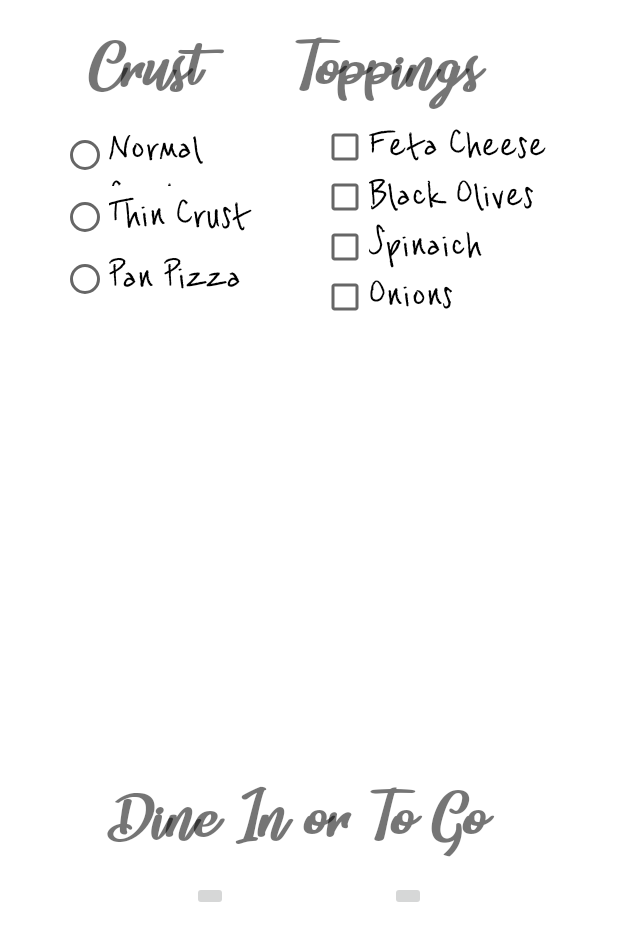
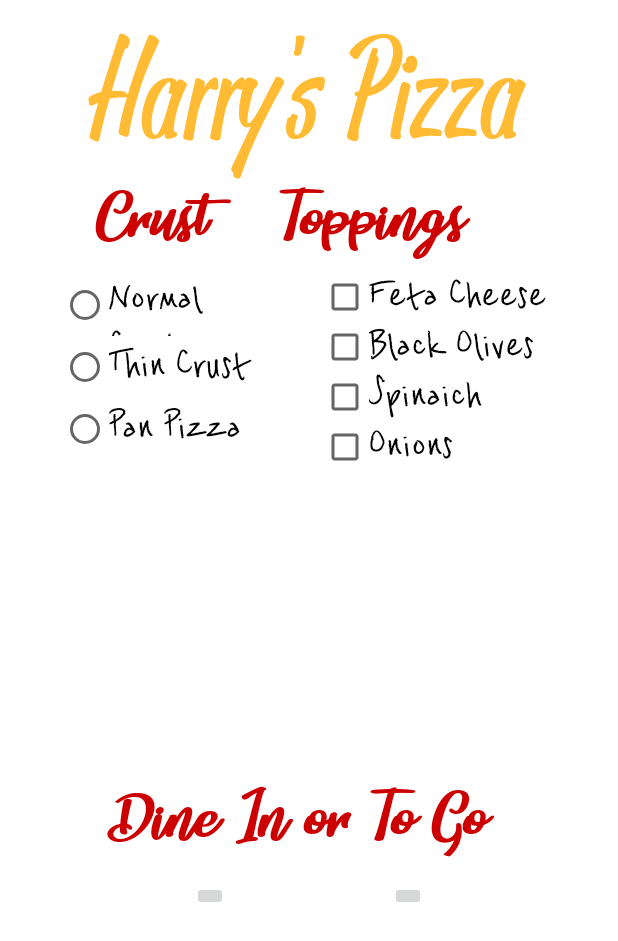
Before and after one commit to hkhaisty/Android_Studio, an Android app: the screen it shows after launch (MainActivity), on a phone screen of 412 x 824 dp. Shown: the top 941 px of the screen. Run offline under Robolectric (Android 15) with nearby library versions, the phone set to English and light mode, and no system bars.

Commit message:
changes theme

```diff
--- a/Lab 02/app/src/main/res/layout/activity_main.xml
+++ b/Lab 02/app/src/main/res/layout/activity_main.xml
@@ -53,14 +53,15 @@
         android:layout_height="65dp"
         android:layout_marginStart="16dp"
         android:layout_marginLeft="16dp"
-        android:layout_marginTop="16dp"
+        android:layout_marginTop="116dp"
         android:layout_marginEnd="8dp"
         android:layout_marginRight="8dp"
         android:text="Crust"
+        android:textColor="@android:color/holo_red_dark"
         android:textSize="40dp"
         app:fontFamily="@font/childrensparty"
         app:layout_constraintEnd_toEndOf="parent"
-        app:layout_constraintHorizontal_bias="0.152"
+        app:layout_constraintHorizontal_bias="0.17"
         app:layout_constraintStart_toStartOf="parent"
         app:layout_constraintTop_toTopOf="parent" />
 
@@ -68,14 +69,15 @@
         android:id="@+id/textView3"
         android:layout_width="133dp"
         android:layout_height="65dp"
-        android:layout_marginTop="16dp"
+        android:layout_marginTop="116dp"
         android:layout_marginEnd="16dp"
         android:layout_marginRight="16dp"
         android:text="Toppings"
+        android:textColor="@android:color/holo_red_dark"
         android:textSize="40dp"
         app:fontFamily="@font/childrensparty"
         app:layout_constraintEnd_toEndOf="parent"
-        app:layout_constraintHorizontal_bias="0.225"
+        app:layout_constraintHorizontal_bias="0.106"
         app:layout_constraintStart_toEndOf="@+id/radioGroup"
         app:layout_constraintTop_toTopOf="parent" />
 
@@ -90,6 +92,7 @@
         android:layout_marginRight="8dp"
         android:layout_marginBottom="8dp"
         android:text="Dine In or To Go"
+        android:textColor="@android:color/holo_red_dark"
         android:textSize="40dp"
         app:fontFamily="@font/childrensparty"
         app:layout_constraintBottom_toBottomOf="parent"
@@ -190,5 +193,25 @@
         app:layout_constraintVertical_bias="0.0"
         tools:srcCompat="@tools:sample/avatars" />
 
+    <TextView
+        android:id="@+id/toplogo"
+        android:layout_width="295dp"
+        android:layout_height="123dp"
+        android:layout_marginStart="8dp"
+        android:layout_marginLeft="8dp"
+        android:layout_marginTop="8dp"
+        android:layout_marginEnd="8dp"
+        android:layout_marginRight="8dp"
+        android:layout_marginBottom="20dp"
+        android:fontFamily="@font/panpizza"
+        android:text="Harry's Pizza "
+        android:textColor="@android:color/holo_orange_light"
+        android:textSize="100dp"
+        app:layout_constraintBottom_toBottomOf="@+id/textView3"
+        app:layout_constraintEnd_toEndOf="parent"
+        app:layout_constraintStart_toStartOf="parent"
+        app:layout_constraintTop_toTopOf="parent"
+        app:layout_constraintVertical_bias="0.0" />
+
 
 </android.support.constraint.ConstraintLayout>
--- a/Lab 02/app/src/main/res/values/styles.xml
+++ b/Lab 02/app/src/main/res/values/styles.xml
@@ -4,8 +4,8 @@
     <style name="AppTheme" parent="Theme.AppCompat.Light.NoActionBar">
         <!-- Customize your theme here. -->
         <item name="colorPrimary">@android:color/holo_red_dark</item>
-        <item name="colorPrimaryDark">@android:color/holo_red_light</item>
-        <item name="colorAccent">@color/colorAccent</item>
+        <item name="colorPrimaryDark">@android:color/holo_orange_dark</item>
+        <item name="colorAccent">@android:color/holo_orange_light</item>
     </style>
 
 </resources>
```
